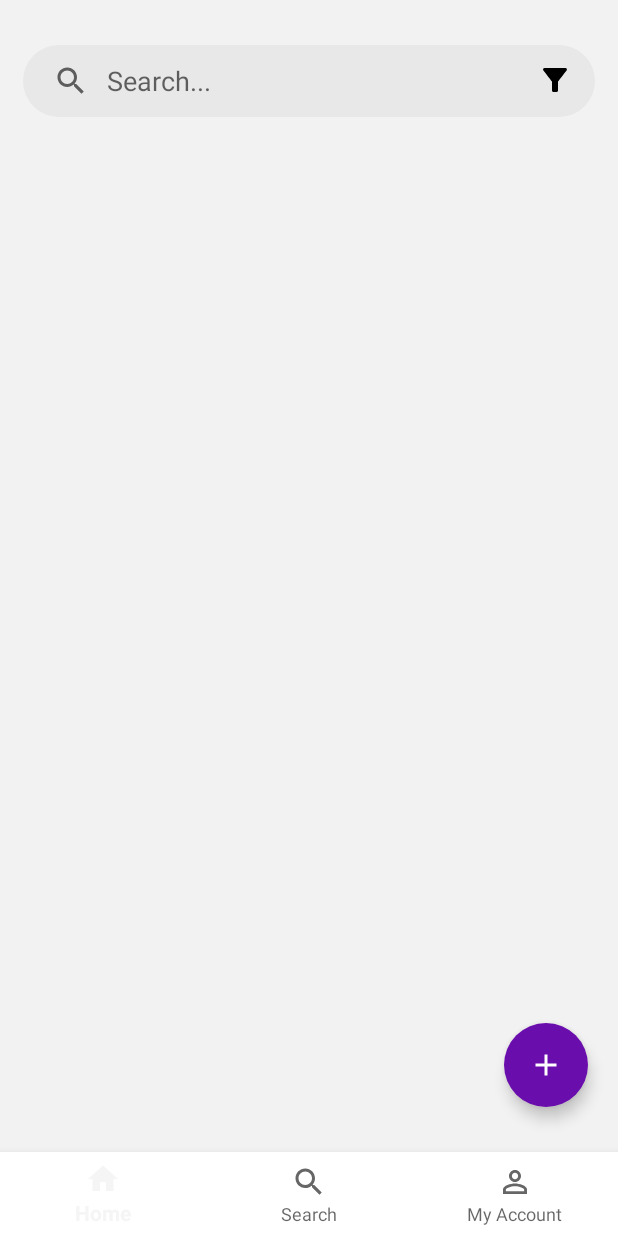
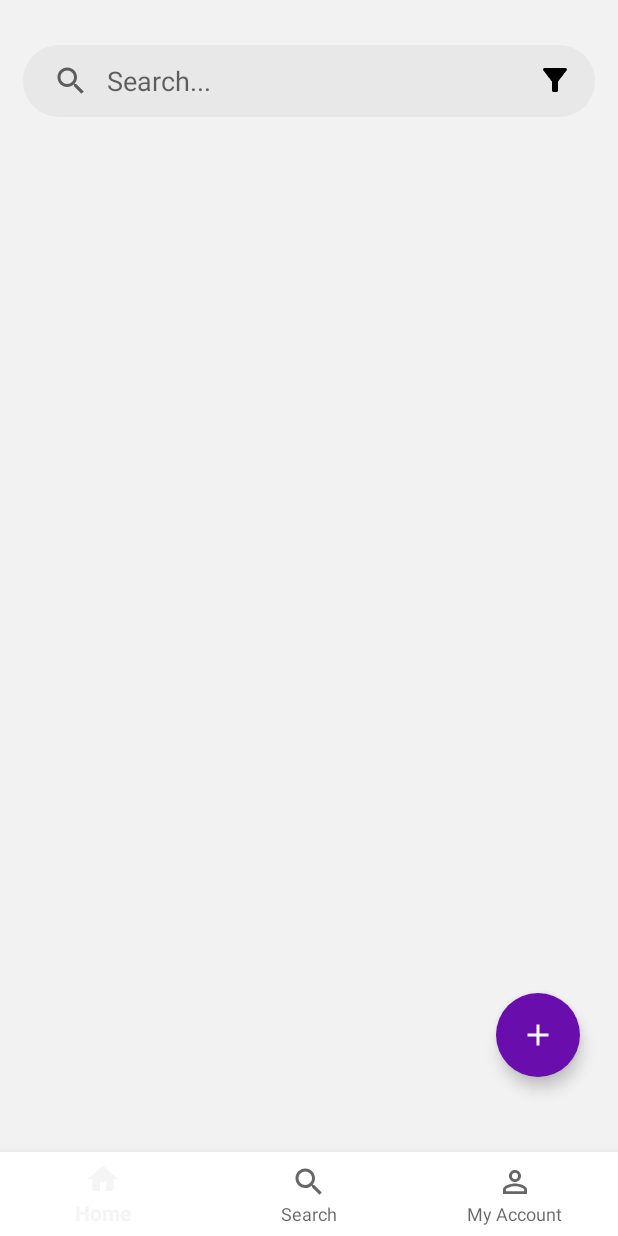
Before and after one commit to Bagratunyaan/ExpiryAlert, an Android app: the screen it shows after launch (MainActivity), on a phone screen of 412 x 824 dp. Run offline under Robolectric (Android 15) with nearby library versions, the phone set to English and light mode, and no system bars; our stand-ins replace Firebase (no records; nobody signed in at launch, a user with empty details on screens opened directly); pictures from the network do not load.

Commit message:
Bug fixes

```diff
--- a/app/build.gradle.kts
+++ b/app/build.gradle.kts
@@ -54,4 +54,7 @@ dependencies {
     androidTestImplementation("androidx.test.ext:junit:1.1.5")
     androidTestImplementation("androidx.test.espresso:espresso-core:3.5.1")
 
+    implementation("com.github.bumptech.glide:glide:4.12.0")
+    annotationProcessor("com.github.bumptech.glide:compiler:4.12.0")
+
 }
--- a/app/src/main/AndroidManifest.xml
+++ b/app/src/main/AndroidManifest.xml
@@ -5,7 +5,8 @@
     <uses-permission android:name="android.permission.POST_NOTIFICATIONS" />
     <uses-permission android:name="android.permission.SYSTEM_ALERT_WINDOW" />
     <uses-permission android:name="android.permission.WAKE_LOCK"/>
-    <uses-permission android:name="android.permission.READ_EXTERNAL_STORAGE"/>
+    <uses-permission android:name="android.permission.READ_EXTERNAL_STORAGE" />
+    <uses-permission android:name="android.permission.WRITE_EXTERNAL_STORAGE" />
 
 
 
--- a/app/src/main/java/com/example/expiryalert/ReminderActivity.java
+++ b/app/src/main/java/com/example/expiryalert/ReminderActivity.java
@@ -32,6 +32,7 @@ import java.text.ParseException;
 import java.text.SimpleDateFormat;
 import java.util.Calendar;
 import java.util.Date;
+import java.util.UUID;
 
 
 //this class is to take the reminders from the user and inserts into the database
@@ -88,7 +89,7 @@ public class ReminderActivity extends AppCompatActivity {
                 String title = mTitledit.getText().toString().trim();
                 String date = mDatebtn.getText().toString().trim();
                 String time = mTimebtn.getText().toString().trim();
-                String imagePath = mSelectImageBtn.getText().toString().trim();
+//                String imagePath = mSelectImageBtn.getText().toString().trim();
 
                 if (title.isEmpty()) {
                     Toast.makeText(getApplicationContext(), "Please Enter text", Toast.LENGTH_SHORT).show();
@@ -161,7 +162,8 @@ public class ReminderActivity extends AppCompatActivity {
     private void saveImageToStorage(Bitmap bitmap) {
         FileOutputStream outputStream = null;
         try {
-            File file = new File(getExternalFilesDir(null), "reminder_image.jpg");
+            String uuid = UUID.randomUUID().toString();
+            File file = new File(getExternalFilesDir(null), uuid + ".jpg");
             outputStream = new FileOutputStream(file);
             bitmap.compress(Bitmap.CompressFormat.JPEG, 100, outputStream);
             imagePath = file.getAbsolutePath(); // Save the file path for later use
--- a/app/src/main/java/com/example/expiryalert/ui/home/HomeFragment.java
+++ b/app/src/main/java/com/example/expiryalert/ui/home/HomeFragment.java
@@ -276,7 +276,7 @@ public class HomeFragment extends Fragment {
 //        editImagePathBtn.setOnclickListenner(new View.OnClickListener() {
 //            @Override
 //            public void onClick(View view) {
-//                openFileChooser(editImagePathBtn);
+//                openFileChooser();
 //            }
 //        });
 
--- a/app/src/main/res/layout/fragment_home.xml
+++ b/app/src/main/res/layout/fragment_home.xml
@@ -55,8 +55,8 @@
         android:id="@+id/create_reminder"
         android:layout_width="wrap_content"
         android:layout_height="wrap_content"
-        android:layout_marginEnd="20dp"
-        android:layout_marginBottom="30dp"
+        android:layout_marginEnd="25dp"
+        android:layout_marginBottom="50dp"
         android:layout_alignParentEnd="true"
         android:layout_alignParentBottom="true"
         android:src="@drawable/baseline_add_24"
```
Also changed, not shown: app/src/main/java/com/example/expiryalert/myAdapter.java (+10 -5 lines), app/src/main/res/layout/single_reminder_file.xml (+19 -9 lines).
